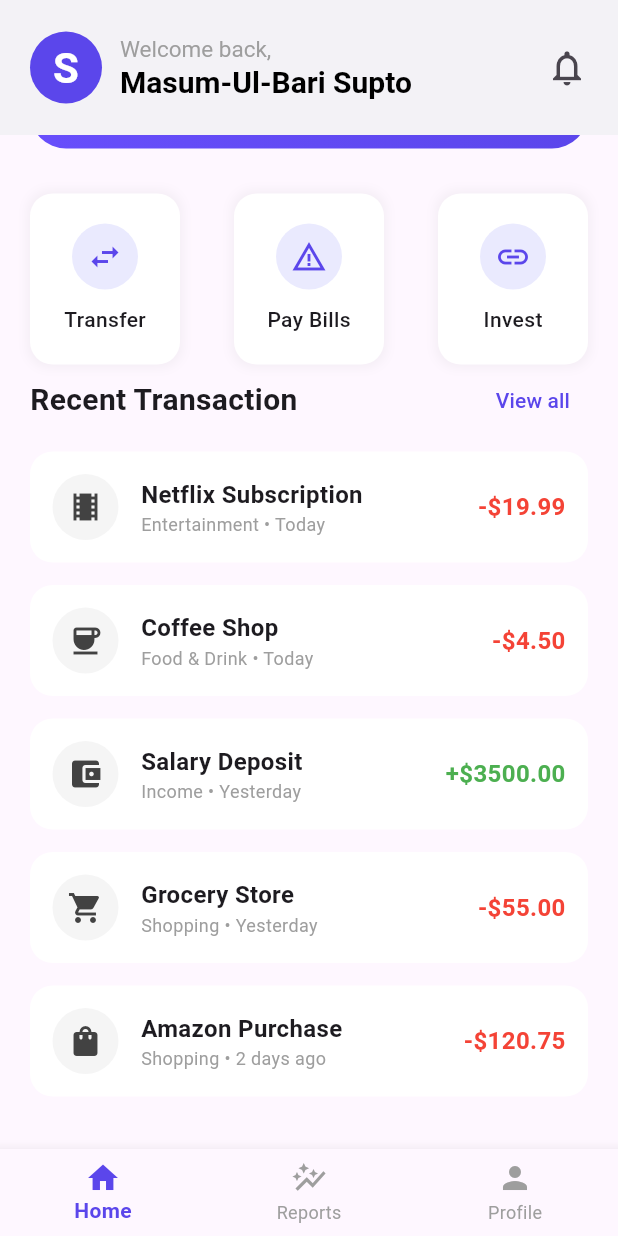
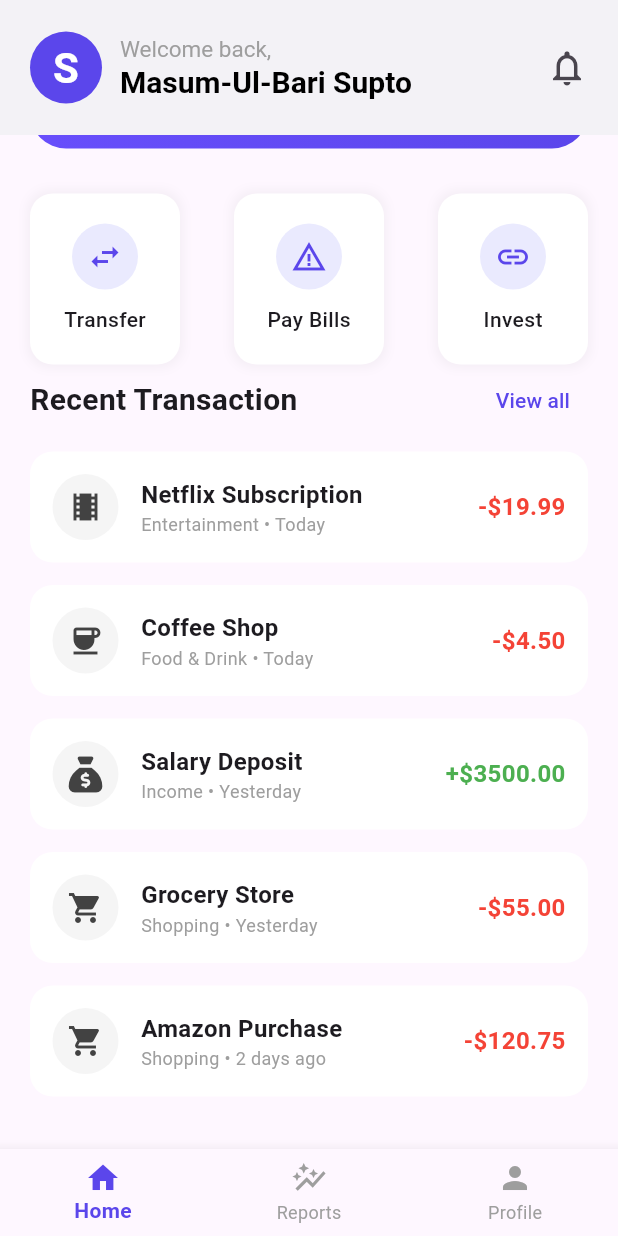
Before and after one commit to mb-shupto/assignment-two-flutter-UI-Masum-Bari-Supto-1930875, a Flutter app: the screen it shows after launch, scrolled down 181 dp, on a phone screen of 412 x 824 dp. Run offline on Flutter 3.47's test engine with Material 3 defaults, Android fonts, the phone set to English and light mode, and no system bars; our stand-ins replace font_awesome_flutter, percent_indicator.

Commit message:
add Font Awesome icons to HomePage and update dependencies

```diff
--- a/lib/screens/home_page.dart
+++ b/lib/screens/home_page.dart
@@ -2,6 +2,7 @@ import 'package:flutter/material.dart';
 import 'package:assignment_two_flutter/widgets/action_button.dart';
 import 'package:assignment_two_flutter/widgets/transaction_tile.dart';
 import 'package:assignment_two_flutter/widgets/app_bar.dart';
+import 'package:font_awesome_flutter/font_awesome_flutter.dart';
 
 class HomePage extends StatefulWidget {
   const HomePage({super.key});
@@ -131,7 +132,7 @@ class _HomePageState extends State<HomePage> {
               ),
 
               TransactionTile(
-                icon: Icons.account_balance_wallet,
+                icon: FontAwesomeIcons.sackDollar,
                 title: 'Salary Deposit',
                 category: 'Income • Yesterday',
                 amount: '+\$3500.00',
@@ -147,7 +148,7 @@ class _HomePageState extends State<HomePage> {
               ),
 
               TransactionTile(
-                icon: Icons.shopping_bag,
+                icon: Icons.local_grocery_store,
                 title: 'Amazon Purchase',
                 category: 'Shopping • 2 days ago',
                 amount: '-\$120.75',
--- a/pubspec.yaml
+++ b/pubspec.yaml
@@ -11,7 +11,7 @@ dependencies:
     sdk: flutter
 
   percent_indicator: ^4.2.3
-
+  font_awesome_flutter: ^10.0.0
 
 
 
```
Also changed, not shown: pubspec.lock.
